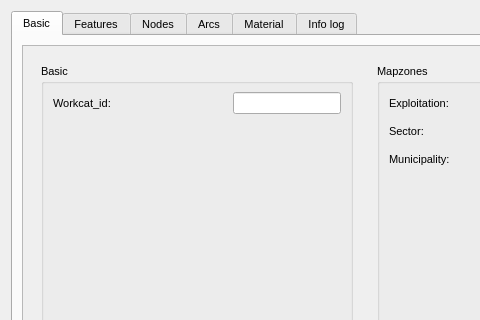
Before: the Qt Designer form core/ui/toolbars/epa/inp_config_import.ui in Giswater/giswater_qgis_plugin, drawn with Qt 5; both pictures show x 0 to 480 and y 0 to 320 of the 730 by 742 pixel window.
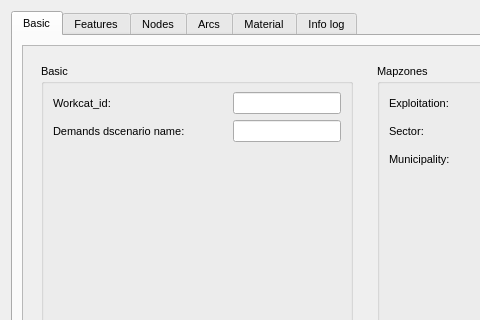
After: the same form once the commit is applied.

Commit message: feat(import_epanet): manage demands dscenario

What changed in the file:
```diff
--- a/core/ui/toolbars/epa/inp_config_import.ui
+++ b/core/ui/toolbars/epa/inp_config_import.ui
@@ -116,7 +116,7 @@
               <x>0</x>
               <y>0</y>
               <width>684</width>
-              <height>645</height>
+              <height>644</height>
              </rect>
             </property>
             <layout class="QGridLayout" name="gridLayout_2">
@@ -208,9 +208,6 @@
                    <string>Basic</string>
                   </property>
                   <layout class="QGridLayout" name="gridLayout_12">
-                   <item row="2" column="0" rowspan="2">
-                    <layout class="QGridLayout" name="lyt_basic"/>
-                   </item>
                    <item row="1" column="0">
                     <widget class="QLabel" name="label">
                      <property name="text">
@@ -218,7 +215,10 @@
                      </property>
                     </widget>
                    </item>
-                   <item row="4" column="0">
+                   <item row="3" column="0" rowspan="2">
+                    <layout class="QGridLayout" name="lyt_basic"/>
+                   </item>
+                   <item row="5" column="0">
                     <spacer name="verticalSpacer_18">
                      <property name="orientation">
                       <enum>Qt::Vertical</enum>
@@ -241,6 +241,23 @@
                      </property>
                     </widget>
                    </item>
+                   <item row="2" column="0">
+                    <widget class="QLabel" name="label_5">
+                     <property name="text">
+                      <string>Demands dscenario name:</string>
+                     </property>
+                    </widget>
+                   </item>
+                   <item row="2" column="1">
+                    <widget class="QLineEdit" name="txt_dscenario">
+                     <property name="sizePolicy">
+                      <sizepolicy hsizetype="Fixed" vsizetype="Fixed">
+                       <horstretch>0</horstretch>
+                       <verstretch>0</verstretch>
+                      </sizepolicy>
+                     </property>
+                    </widget>
+                   </item>
                   </layout>
                  </widget>
                 </item>
```
The commit also changes 3 other files.
